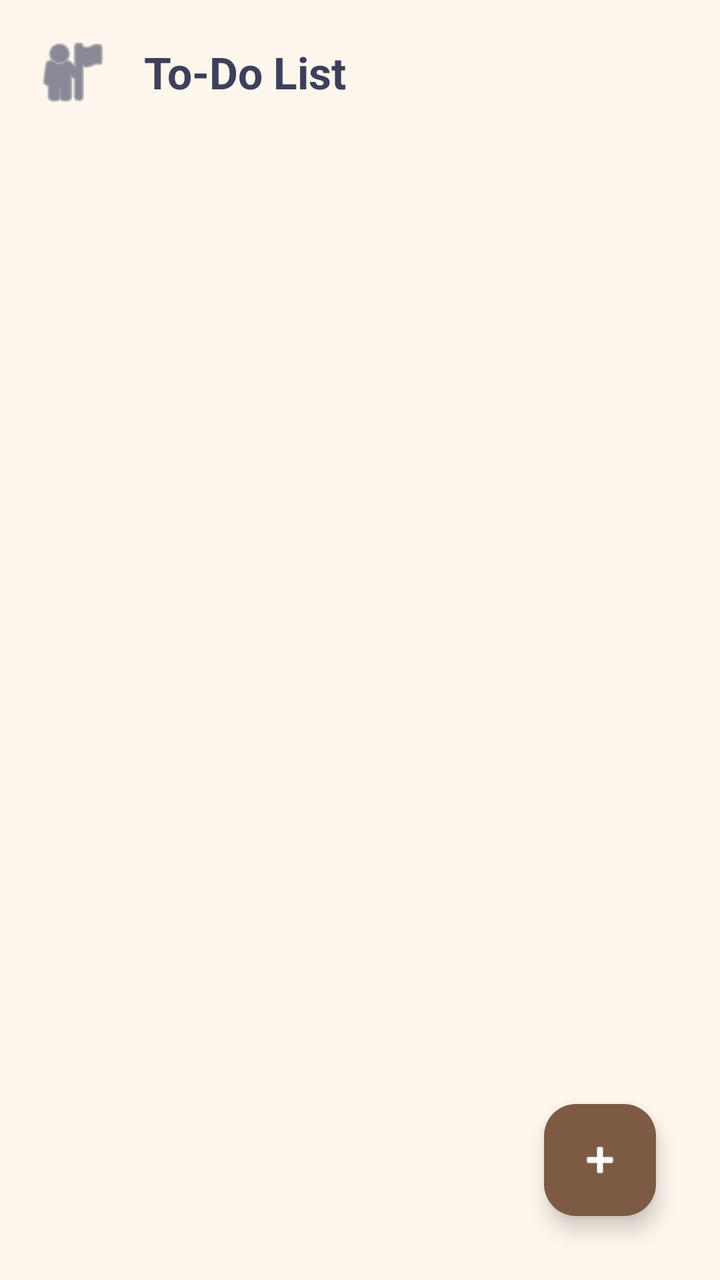
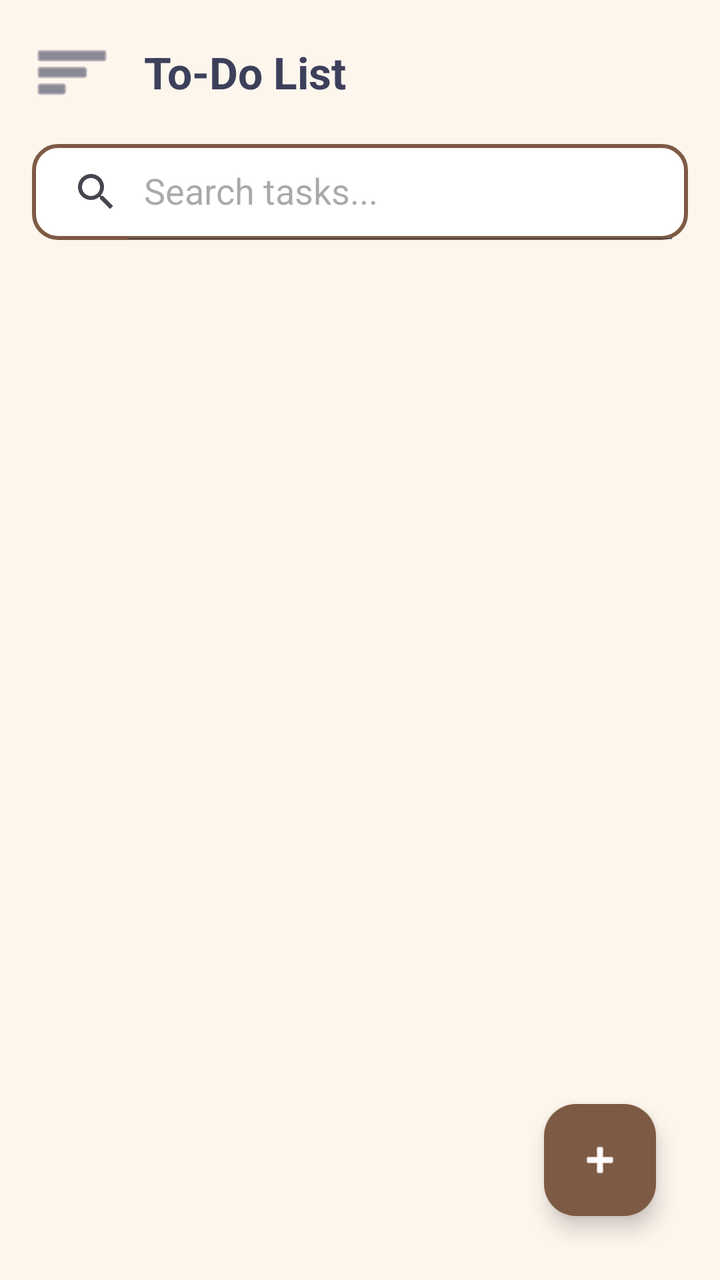

Screens rendered from an Android XML layout before and after an edit, with the pre-edit source and the edit as a unified diff.
<!-- AndroidManifest.xml: application theme Theme.ProjectStudyBuddy1 -->
<!-- res/layout/fragment_task_manager.xml -->
<?xml version="1.0" encoding="utf-8"?>
<androidx.constraintlayout.widget.ConstraintLayout xmlns:android="http://schemas.android.com/apk/res/android"
    xmlns:app="http://schemas.android.com/apk/res-auto"
    xmlns:tools="http://schemas.android.com/tools"
    android:layout_width="match_parent"
    android:layout_height="match_parent"
    android:background="@color/bg_cream"
    android:padding="16dp">

    <androidx.constraintlayout.widget.ConstraintLayout
        android:id="@+id/panelTaskListView"
        android:layout_width="match_parent"
        android:layout_height="match_parent"
        android:visibility="visible">

        <ImageView
            android:id="@+id/ivTaskProfileAvatar"
            android:layout_width="40dp"
            android:layout_height="40dp"
            android:src="@android:drawable/ic_menu_myplaces"
            app:tint="@color/text_dark"
            app:layout_constraintTop_toTopOf="parent"
            app:layout_constraintStart_toStartOf="parent"
            android:contentDescription="Profile Avatar" />

        <TextView
            android:id="@+id/tvTaskManagerHeaderTitle"
            android:layout_width="wrap_content"
            android:layout_height="wrap_content"
            android:layout_marginStart="16dp"
            android:text="To-Do List"
            android:textColor="@color/text_dark"
            android:textSize="22sp"
            android:textStyle="bold"
            app:layout_constraintTop_toTopOf="@id/ivTaskProfileAvatar"
            app:layout_constraintBottom_toBottomOf="@id/ivTaskProfileAvatar"
            app:layout_constraintStart_toEndOf="@id/ivTaskProfileAvatar"
            tools:ignore="HardcodedText" />

        <androidx.recyclerview.widget.RecyclerView
            android:id="@+id/rvTodoTasks"
            android:layout_width="match_parent"
            android:layout_height="0dp"
            android:layout_marginTop="24dp"
            app:layout_constraintTop_toBottomOf="@id/ivTaskProfileAvatar"
            app:layout_constraintBottom_toBottomOf="parent"
            app:layout_constraintStart_toStartOf="parent"
            app:layout_constraintEnd_toEndOf="parent"/>

        <com.google.android.material.floatingactionbutton.FloatingActionButton
            android:id="@+id/fabAddTask"
            android:layout_width="wrap_content"
            android:layout_height="wrap_content"
            android:layout_margin="16dp"
            android:src="@android:drawable/ic_input_add"
            android:backgroundTint="@color/accent_brown"
            app:tint="@android:color/white"
            app:layout_constraintBottom_toBottomOf="parent"
            app:layout_constraintEnd_toEndOf="parent"
            android:contentDescription="Add Task" />
    </androidx.constraintlayout.widget.ConstraintLayout>

    <LinearLayout
        android:id="@+id/layoutTodoColorPicker"
        android:layout_width="wrap_content"
        android:layout_height="40dp"
        android:orientation="horizontal"
        android:gravity="center"
        android:visibility="gone"
        app:layout_constraintTop_toTopOf="parent"
        app:layout_constraintStart_toStartOf="parent"
        app:layout_constraintEnd_toEndOf="parent">

        <View android:id="@+id/todoDotYellow" android:layout_width="24dp" android:layout_height="24dp" android:layout_margin="6dp" android:background="@drawable/circle_badge" android:backgroundTint="#FDF0CD" />
        <View android:id="@+id/todoDotBlue" android:layout_width="24dp" android:layout_height="24dp" android:layout_margin="6dp" android:background="@drawable/circle_badge" android:backgroundTint="#3D405B" />
        <View android:id="@+id/todoDotRed" android:layout_width="24dp" android:layout_height="24dp" android:layout_margin="6dp" android:background="@drawable/circle_badge" android:backgroundTint="#E63946" />
        <View android:id="@+id/todoDotGreen" android:layout_width="24dp" android:layout_height="24dp" android:layout_margin="6dp" android:background="@drawable/circle_badge" android:backgroundTint="#81B29A" />
        <View android:id="@+id/todoDotPurple" android:layout_width="24dp" android:layout_height="24dp" android:layout_margin="6dp" android:background="@drawable/circle_badge" android:backgroundTint="#A06CD5" />
    </LinearLayout>

    <androidx.cardview.widget.CardView
        android:id="@+id/cardKeepEditor"
        android:layout_width="match_parent"
        android:layout_height="wrap_content"
        android:layout_marginHorizontal="12dp"
        android:layout_marginTop="16dp"
        app:cardCornerRadius="12dp"
        app:cardElevation="6dp"
        android:visibility="gone"
        app:layout_constraintTop_toBottomOf="@id/layoutTodoColorPicker"
        app:layout_constraintStart_toStartOf="parent"
        app:layout_constraintEnd_toEndOf="parent">

        <LinearLayout
            android:id="@+id/layoutTodoDialogWrapper"
            android:layout_width="match_parent"
            android:layout_height="wrap_content"
            android:orientation="vertical"
            android:background="@android:color/white"
            android:padding="20dp">

            <RelativeLayout
                android:layout_width="match_parent"
                android:layout_height="wrap_content">

                <EditText
                    android:id="@+id/etNoteMainTitle"
                    android:layout_width="match_parent"
                    android:layout_height="wrap_content"
                    android:hint="Title"
                    android:textColorHint="@color/text_hint_darker"
                    android:textStyle="bold"
                    android:textSize="18sp"
                    android:textColor="@color/text_dark"
                    android:background="@drawable/bg_rounded_card"
                    android:padding="10dp"
                    android:importantForAutofill="no"
                    android:inputType="textCapSentences"
                    tools:ignore="HardcodedText" />
            </RelativeLayout>

            <androidx.recyclerview.widget.RecyclerView
                android:id="@+id/rvNestedChecklist"
                android:layout_width="match_parent"
                android:layout_height="wrap_content"
                android:layout_marginTop="16dp"/>

            <TextView
                android:id="@+id/layoutAddListItemTrigger"
                android:layout_width="match_parent"
                android:layout_height="40dp"
                android:text="List item"
                android:textColor="@color/text_hint_darker"
                android:textSize="14sp"
                android:gravity="center_vertical"
                android:clickable="true"
                android:focusable="true"
                android:layout_marginTop="8dp"
                android:drawableStart="@android:drawable/ic_input_add"
                android:drawablePadding="12dp"
                app:drawableTint="@color/text_hint_darker"
                tools:ignore="HardcodedText,UnusedAttribute" />

            <View
                android:layout_width="match_parent"
                android:layout_height="1dp"
                android:background="#E0E0E0"
                android:layout_marginTop="24dp"/>

            <RelativeLayout
                android:layout_width="match_parent"
                android:layout_height="wrap_content"
                android:layout_marginTop="12dp">

                <TextView
                    android:id="@+id/tvEditedTimestamp"
                    android:layout_width="wrap_content"
                    android:layout_height="wrap_content"
                    android:text="Edited Just Now"
                    android:textColor="@color/text_hint_darker"
                    android:textSize="11sp"
                    tools:ignore="HardcodedText" />

                <Button
                    android:id="@+id/btnKeepCloseAndSave"
                    android:layout_width="wrap_content"
                    android:layout_height="wrap_content"
                    android:text="Close"
                    android:layout_alignParentEnd="true"
                    style="@android:style/Widget.DeviceDefault.Button.Borderless"
                    tools:ignore="HardcodedText" />
            </RelativeLayout>
        </LinearLayout>
    </androidx.cardview.widget.CardView>

</androidx.constraintlayout.widget.ConstraintLayout>
<!-- resources referenced by this layout -->
<resources>
  <color name="accent_brown">#7D5A44</color>
  <color name="bg_cream">#FDF6ED</color>
  <color name="text_dark">#3D405B</color>
  <color name="text_hint_darker">#70738A</color>
  <!-- drawable bg_rounded_card (drawable) -->
  <?xml version="1.0" encoding="utf-8"?>
  <shape xmlns:android="http://schemas.android.com/apk/res/android" android:shape="rectangle">
      <solid android:color="@color/card_white"/>
      <stroke android:width="2dp" android:color="@color/accent_brown"/>
      <corners android:radius="12dp"/>
  </shape>
  <!-- drawable circle_badge (drawable) -->
  <?xml version="1.0" encoding="utf-8"?>
  <shape xmlns:android="http://schemas.android.com/apk/res/android"
      android:shape="oval">
      <solid android:color="@color/accent_brown" />
      <size android:width="36dp" android:height="36dp" />
  </shape>
  <style name="Theme.ProjectStudyBuddy1" parent="Theme.Material3.DayNight.NoActionBar">
          <item name="colorPrimary">@color/accent_brown</item>
          <item name="colorPrimaryDark">@color/accent_brown</item>
          <item name="colorAccent">@color/accent_orange</item>
  
          <item name="android:windowBackground">@color/bg_cream</item>
          <item name="android:colorBackground">@color/bg_cream</item>
  
          <item name="android:statusBarColor">@color/bg_cream</item>
          <item name="android:windowLightStatusBar">true</item>
  
          <item name="colorSurface">@color/card_white</item>
          <item name="colorOnSurface">@color/text_dark</item>
      </style>
  <color name="card_white">#FFFFFF</color>
  <color name="accent_orange">#E07A5F</color>
</resources>

<!-- the commit's change to res/layout/fragment_task_manager.xml (unified diff, before → after) -->
@@ -17,11 +17,11 @@
             android:id="@+id/ivTaskProfileAvatar"
             android:layout_width="40dp"
             android:layout_height="40dp"
-            android:src="@android:drawable/ic_menu_myplaces"
+            android:src="@android:drawable/ic_menu_sort_by_size"
             app:tint="@color/text_dark"
             app:layout_constraintTop_toTopOf="parent"
             app:layout_constraintStart_toStartOf="parent"
-            android:contentDescription="Profile Avatar" />
+            android:contentDescription="List Icon" />
 
         <TextView
             android:id="@+id/tvTaskManagerHeaderTitle"
@@ -37,12 +37,24 @@
             app:layout_constraintStart_toEndOf="@id/ivTaskProfileAvatar"
             tools:ignore="HardcodedText" />
 
+        <androidx.appcompat.widget.SearchView
+            android:id="@+id/svTodoSearch"
+            android:layout_width="match_parent"
+            android:layout_height="wrap_content"
+            android:layout_marginTop="16dp"
+            android:background="@drawable/bg_rounded_card"
+            app:iconifiedByDefault="false"
+            app:queryHint="Search tasks..."
+            app:layout_constraintTop_toBottomOf="@id/ivTaskProfileAvatar"
+            app:layout_constraintStart_toStartOf="parent"
+            app:layout_constraintEnd_toEndOf="parent" />
+
         <androidx.recyclerview.widget.RecyclerView
             android:id="@+id/rvTodoTasks"
             android:layout_width="match_parent"
             android:layout_height="0dp"
-            android:layout_marginTop="24dp"
-            app:layout_constraintTop_toBottomOf="@id/ivTaskProfileAvatar"
+            android:layout_marginTop="12dp"
+            app:layout_constraintTop_toBottomOf="@id/svTodoSearch"
             app:layout_constraintBottom_toBottomOf="parent"
             app:layout_constraintStart_toStartOf="parent"
             app:layout_constraintEnd_toEndOf="parent"/>
@@ -71,6 +83,7 @@
         app:layout_constraintStart_toStartOf="parent"
         app:layout_constraintEnd_toEndOf="parent">
 
+        <View android:id="@+id/todoDotWhite" android:layout_width="24dp" android:layout_height="24dp" android:layout_margin="6dp" android:background="@drawable/circle_badge" android:backgroundTint="#FFFFFF" />
         <View android:id="@+id/todoDotYellow" android:layout_width="24dp" android:layout_height="24dp" android:layout_margin="6dp" android:background="@drawable/circle_badge" android:backgroundTint="#FDF0CD" />
         <View android:id="@+id/todoDotBlue" android:layout_width="24dp" android:layout_height="24dp" android:layout_margin="6dp" android:background="@drawable/circle_badge" android:backgroundTint="#3D405B" />
         <View android:id="@+id/todoDotRed" android:layout_width="24dp" android:layout_height="24dp" android:layout_margin="6dp" android:background="@drawable/circle_badge" android:backgroundTint="#E63946" />
@@ -156,6 +169,7 @@
                     android:id="@+id/tvEditedTimestamp"
                     android:layout_width="wrap_content"
                     android:layout_height="wrap_content"
+                    android:layout_centerVertical="true"
                     android:text="Edited Just Now"
                     android:textColor="@color/text_hint_darker"
                     android:textSize="11sp"
@@ -165,9 +179,10 @@
                     android:id="@+id/btnKeepCloseAndSave"
                     android:layout_width="wrap_content"
                     android:layout_height="wrap_content"
+                    android:layout_alignParentEnd="true"
                     android:text="Close"
-                    android:layout_alignParentEnd="true"
-                    style="@android:style/Widget.DeviceDefault.Button.Borderless"
+                    android:textColor="@color/text_dark"
+                    android:backgroundTint="#F4F1DE"
                     tools:ignore="HardcodedText" />
             </RelativeLayout>
         </LinearLayout>
